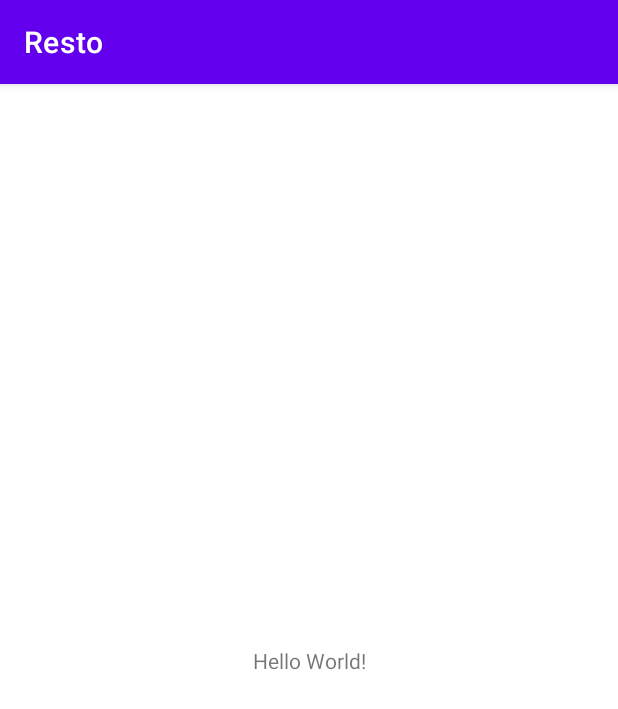
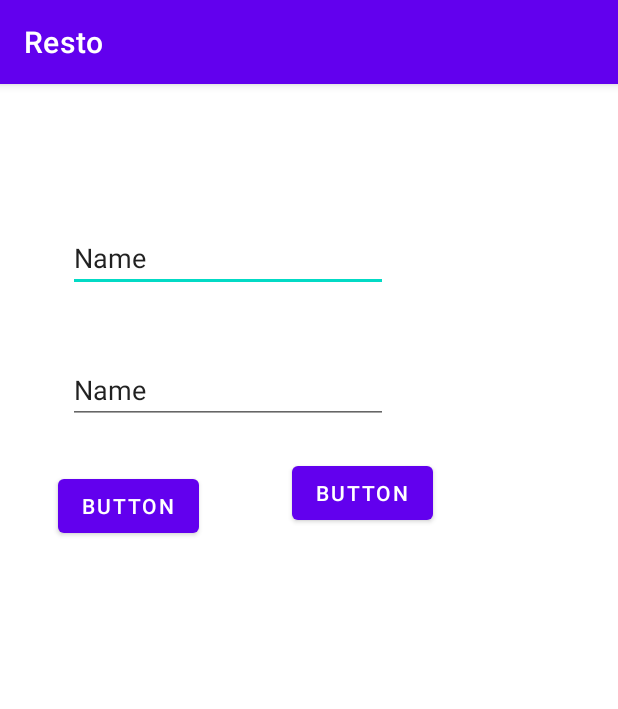
Before and after one commit to Chadi-Sassi/RestoMobile, an Android app: the screen it shows after launch (MainActivity), on a phone screen of 412 x 824 dp. Shown: the top 709 px of the screen. Run offline under Robolectric (Android 15) with nearby library versions, the phone set to English and light mode, and no system bars; our stand-ins replace Room's generated code.

Commit message:
Resto 1.1

```diff
--- a/app/build.gradle
+++ b/app/build.gradle
@@ -32,6 +32,9 @@ dependencies {
     implementation 'androidx.appcompat:appcompat:1.2.0'
     implementation 'com.google.android.material:material:1.3.0'
     implementation 'androidx.constraintlayout:constraintlayout:2.0.4'
+    implementation 'androidx.room:room-runtime:2.2.0'
+    implementation 'com.google.android.material:material:1.0.0'
+    annotationProcessor 'androidx.room:room-compiler:2.2.0'
     testImplementation 'junit:junit:4.+'
     androidTestImplementation 'androidx.test.ext:junit:1.1.2'
     androidTestImplementation 'androidx.test.espresso:espresso-core:3.3.0'
--- a/app/src/main/java/tn/esprit/resto/MainActivity.java
+++ b/app/src/main/java/tn/esprit/resto/MainActivity.java
@@ -1,14 +1,105 @@
 package tn.esprit.resto;
 
 import androidx.appcompat.app.AppCompatActivity;
+import androidx.recyclerview.widget.LinearLayoutManager;
+import androidx.recyclerview.widget.RecyclerView;
 
+import android.content.Intent;
 import android.os.Bundle;
+import android.view.View;
+import android.widget.Button;
+import android.widget.EditText;
+import android.widget.Toast;
+
+import java.util.ArrayList;
+import java.util.List;
+
+import tn.esprit.resto.database.AppDataBase;
+import tn.esprit.resto.entity.User;
+import tn.esprit.resto.entity.UsersAdapter;
 
 public class MainActivity extends AppCompatActivity {
+    EditText mFirstName;
+    EditText mLastName;
+
+    Button button2;
+    Button addbtn;
+    Button showbtn;
+
+    private AppDataBase database ;
+    RecyclerView userRv;
+    private UsersAdapter usersAdapter;
+    private List<User> userList = new ArrayList<User>();
+
+
+
+
+
 
     @Override
     protected void onCreate(Bundle savedInstanceState) {
         super.onCreate(savedInstanceState);
         setContentView(R.layout.activity_main);
+        database = AppDataBase.getAppDatabase(this);
+        userRv = findViewById(R.id.userRv);
+     //   userList.add(new User("chadi", "sassi"));
+     //   userList.add(new User("chadi", "sassi"));
+    //    usersAdapter = new UsersAdapter(userList, this);
+
+
+           userList = database.userDao().getAll();
+           usersAdapter = new UsersAdapter(userList,getApplicationContext());
+
+        addbtn = findViewById(R.id.addbtn);
+        mFirstName = findViewById(R.id.mFirstName);
+        mLastName = findViewById(R.id.mLastName);
+        showbtn = findViewById(R.id.showbtn);
+        showbtn.setOnClickListener(View->{
+            Intent myIntent = new Intent(MainActivity.this, UpdateActivity.class);
+           // myIntent.putExtra("key", value); //Optional parameters
+            MainActivity.this.startActivity(myIntent);
+        });
+        addbtn.setOnClickListener(view -> {
+            User user = new User(mFirstName.getText().toString(),
+                    mLastName.getText().toString());
+            database.userDao().insertOne(user);
+            Toast.makeText(this,"user added",Toast.LENGTH_SHORT).show();
+            usersAdapter.notifyChange(database.userDao().getAll());
+
+        });
+/*
+        btn_delete = findViewById(R.id.btn_delete);
+
+        final User singleItem= userList.get(position);
+        holder.btn_delete.setOnClickListener(new View.OnClickListener() {
+            @Override
+            publicvoidonClick(Viewv) {
+                AppDataBase.getAppDatabase(mContext).userDao().delete(singleItem);
+                UserAdapter.this.notifyChange(AppDataBase.getAppDatabase(mContext).userDao().getAll());
+            }
+        });
+
+*/
+
+
+
+
+
+
+        userRv.setAdapter(usersAdapter);
+        userRv.setLayoutManager(new LinearLayoutManager(this, RecyclerView.VERTICAL, false));
+
+
+
+
+
+
+
+
+       // usersAdapter.notifyChange(database.userDao().getAll());
     }
+
+
+
+
 }
--- /dev/null
+++ b/app/src/main/java/tn/esprit/resto/dao/UserDao.java
@@ -0,0 +1,24 @@
+package tn.esprit.resto.dao;
+
+import androidx.room.Dao;
+import androidx.room.Delete;
+import androidx.room.Insert;
+import androidx.room.Query;
+import androidx.room.Update;
+
+import java.util.List;
+
+import tn.esprit.resto.entity.User;
+
+@Dao
+public interface UserDao {
+    @Insert
+    void insertOne(User user);
+    @Delete
+    void delete(User user);
+    @Query("SELECT * FROM user_table")
+    List<User> getAll();
+    @Update
+    void update(User user);
+
+}
--- /dev/null
+++ b/app/src/main/java/tn/esprit/resto/database/AppDataBase.java
@@ -0,0 +1,26 @@
+package tn.esprit.resto.database;
+
+import android.content.Context;
+
+import androidx.room.Database;
+import androidx.room.Room;
+import androidx.room.RoomDatabase;
+
+import tn.esprit.resto.dao.UserDao;
+import tn.esprit.resto.entity.User;
+
+@Database(entities = {User.class}, version = 1, exportSchema = false)
+public abstract class AppDataBase extends RoomDatabase {
+    private static AppDataBase instance;
+    public abstract UserDao userDao();
+    public static AppDataBase getAppDatabase(Context context) {
+        if (instance == null) {
+            instance = Room.databaseBuilder(context.getApplicationContext(), AppDataBase.class, "resto_db")
+
+                    .allowMainThreadQueries()
+                    .build();
+
+        }
+        return instance;
+    }
+}
--- a/app/src/main/res/layout/activity_main.xml
+++ b/app/src/main/res/layout/activity_main.xml
@@ -6,13 +6,85 @@
     android:layout_height="match_parent"
     tools:context=".MainActivity">
 
-    <TextView
+    <EditText
+        android:id="@+id/mFirstName"
         android:layout_width="wrap_content"
         android:layout_height="wrap_content"
-        android:text="Hello World!"
-        app:layout_constraintBottom_toBottomOf="parent"
-        app:layout_constraintLeft_toLeftOf="parent"
-        app:layout_constraintRight_toRightOf="parent"
+        android:layout_marginStart="47dp"
+        android:layout_marginLeft="47dp"
+        android:layout_marginTop="90dp"
+        android:layout_marginEnd="155dp"
+        android:layout_marginRight="155dp"
+        android:layout_marginBottom="20dp"
+        android:ems="10"
+        android:inputType="textPersonName"
+        android:text="Name"
+        app:layout_constraintBottom_toTopOf="@+id/mLastName"
+        app:layout_constraintEnd_toEndOf="parent"
+        app:layout_constraintStart_toStartOf="parent"
         app:layout_constraintTop_toTopOf="parent" />
 
+    <EditText
+        android:id="@+id/mLastName"
+        android:layout_width="wrap_content"
+        android:layout_height="wrap_content"
+        android:layout_marginStart="47dp"
+        android:layout_marginLeft="47dp"
+        android:layout_marginTop="20dp"
+        android:layout_marginEnd="155dp"
+        android:layout_marginRight="155dp"
+        android:layout_marginBottom="27dp"
+        android:ems="10"
+        android:inputType="textPersonName"
+        android:text="Name"
+        app:layout_constraintBottom_toTopOf="@+id/addbtn"
+        app:layout_constraintEnd_toEndOf="parent"
+        app:layout_constraintStart_toStartOf="parent"
+        app:layout_constraintTop_toBottomOf="@+id/mFirstName" />
+
+    <Button
+        android:id="@+id/addbtn"
+        android:layout_width="wrap_content"
+        android:layout_height="wrap_content"
+        android:layout_marginStart="46dp"
+        android:layout_marginLeft="46dp"
+        android:layout_marginEnd="46dp"
+        android:layout_marginRight="46dp"
+        android:layout_marginBottom="1dp"
+        android:text="Button"
+        app:layout_constraintBottom_toTopOf="@+id/userRv"
+        app:layout_constraintEnd_toStartOf="@+id/showbtn"
+        app:layout_constraintStart_toStartOf="parent"
+        app:layout_constraintTop_toBottomOf="@+id/mLastName" />
+
+    <androidx.recyclerview.widget.RecyclerView
+        android:id="@+id/userRv"
+        android:layout_width="409dp"
+        android:layout_height="454dp"
+        android:layout_marginStart="1dp"
+        android:layout_marginLeft="1dp"
+        android:layout_marginTop="7dp"
+        android:layout_marginEnd="1dp"
+        android:layout_marginRight="1dp"
+        app:layout_constraintBottom_toBottomOf="parent"
+        app:layout_constraintEnd_toEndOf="parent"
+        app:layout_constraintStart_toStartOf="parent"
+        app:layout_constraintTop_toBottomOf="@+id/showbtn"
+        tools:listitem="@layout/item_product" />
+
+    <Button
+        android:id="@+id/showbtn"
+        android:layout_width="wrap_content"
+        android:layout_height="wrap_content"
+        android:layout_marginStart="16dp"
+        android:layout_marginLeft="16dp"
+        android:layout_marginTop="17dp"
+        android:layout_marginEnd="131dp"
+        android:layout_marginRight="131dp"
+        android:layout_marginBottom="1dp"
+        android:text="Button"
+        app:layout_constraintBottom_toTopOf="@+id/userRv"
+        app:layout_constraintEnd_toEndOf="parent"
+        app:layout_constraintStart_toEndOf="@+id/addbtn"
+        app:layout_constraintTop_toBottomOf="@+id/mLastName" />
 </androidx.constraintlayout.widget.ConstraintLayout>
```
Also changed, not shown: app/src/main/java/tn/esprit/resto/UpdateActivity.java (added, +18 -0 lines), app/src/main/java/tn/esprit/resto/entity/User.java (added, +53 -0 lines), app/src/main/java/tn/esprit/resto/entity/UsersAdapter.java (added, +100 -0 lines), app/src/main/res/layout/item_product.xml (added, +63 -0 lines), app/src/main/res/layout/update_item.xml (added, +34 -0 lines).
